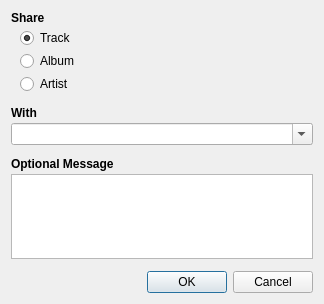
Before: the Qt Designer form app/client/widgets/ShareDialog.ui in dougma/lastfm-desktop, drawn with Qt 5.
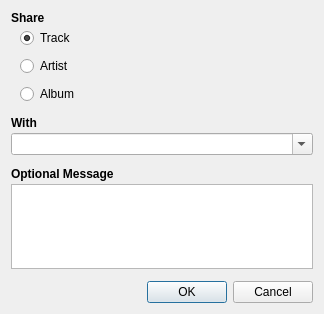
After: the same form once the commit is applied.

Commit message: Move radio controls to RadioWidget

```diff
--- a/app/client/widgets/ShareDialog.ui
+++ b/app/client/widgets/ShareDialog.ui
@@ -6,7 +6,7 @@
     <x>0</x>
     <y>0</y>
     <width>324</width>
-    <height>304</height>
+    <height>314</height>
    </rect>
   </property>
   <property name="windowTitle" >
@@ -35,7 +35,7 @@
    <item>
     <layout class="QVBoxLayout" name="verticalLayout" >
      <property name="spacing" >
-      <number>-1</number>
+      <number>8</number>
      </property>
      <property name="leftMargin" >
       <number>9</number>
@@ -53,13 +53,6 @@
        </property>
       </widget>
      </item>
-     <item>
-      <widget class="QRadioButton" name="album" >
-       <property name="text" >
-        <string>Album</string>
-       </property>
-      </widget>
-     </item>
      <item>
       <widget class="QRadioButton" name="artist" >
        <property name="text" >
@@ -67,6 +60,13 @@
        </property>
       </widget>
      </item>
+     <item>
+      <widget class="QRadioButton" name="album" >
+       <property name="text" >
+        <string>Album</string>
+       </property>
+      </widget>
+     </item>
     </layout>
    </item>
    <item>
```
The commit also changes 8 other files.
